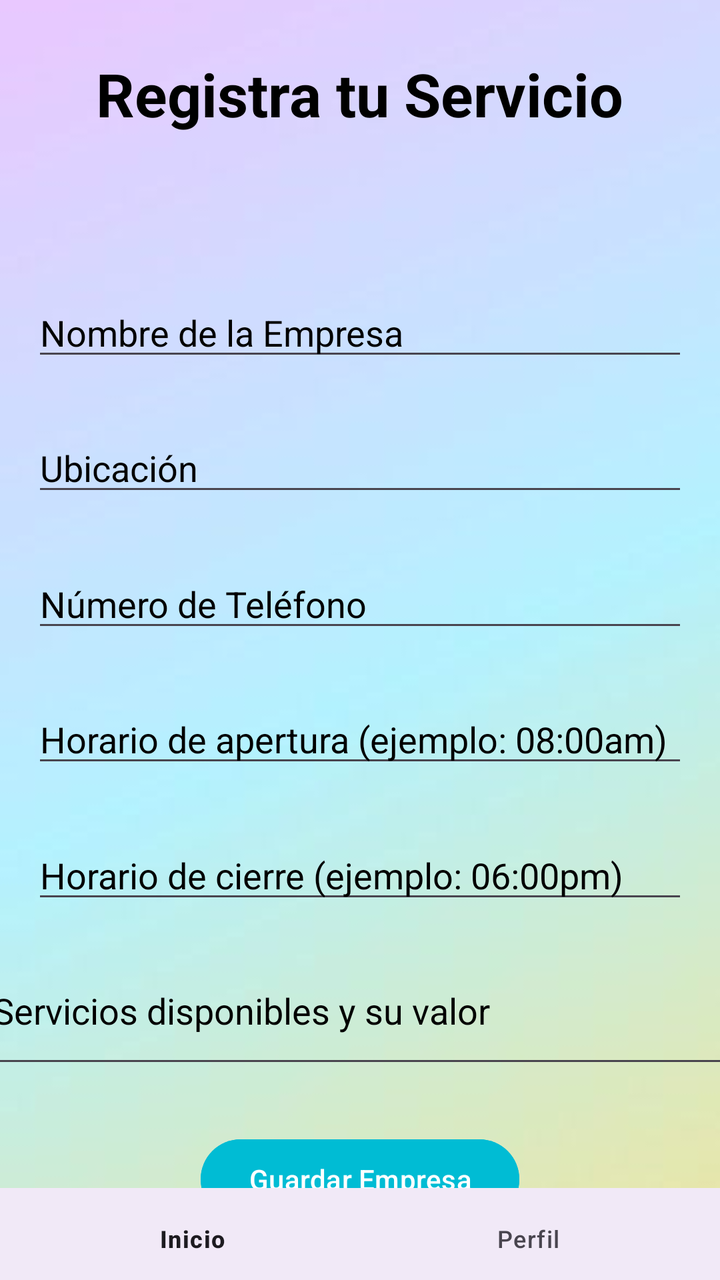
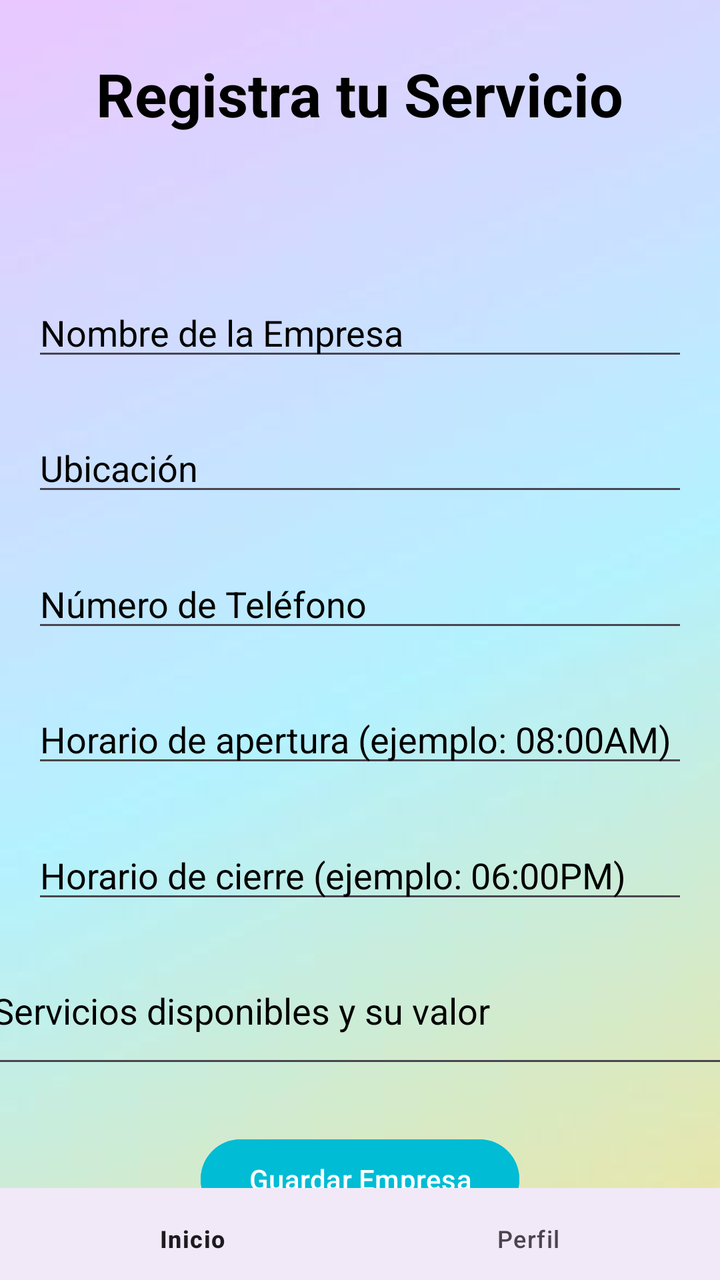

Before-and-after screenshots of an Android layout around one commit, followed by the original layout XML and the change that was made.
<!-- AndroidManifest.xml: application theme Theme.Appp -->
<!-- res/layout/activity_registro_servicio.xml -->
<?xml version="1.0" encoding="utf-8"?>
<androidx.constraintlayout.widget.ConstraintLayout
    xmlns:android="http://schemas.android.com/apk/res/android"
    xmlns:app="http://schemas.android.com/apk/res-auto"
    xmlns:tools="http://schemas.android.com/tools"
    android:id="@+id/registroServicio"
    android:layout_width="match_parent"
    android:layout_height="match_parent"
    tools:context=".RegistroServicio">

    
    <ImageView
        android:id="@+id/imageView"
        android:layout_width="0dp"
        android:layout_height="0dp"
        android:scaleType="centerCrop"
        app:layout_constraintBottom_toBottomOf="parent"
        app:layout_constraintEnd_toEndOf="parent"
        app:layout_constraintHorizontal_bias="0.0"
        app:layout_constraintStart_toStartOf="parent"
        app:layout_constraintTop_toTopOf="parent"
        app:layout_constraintVertical_bias="0.0"
        app:srcCompat="@drawable/bdd4666fdcba42069e53862f98720581"
        tools:ignore="MissingConstraints" />

    <TextView
        android:id="@+id/textViewTitulo"
        android:layout_width="wrap_content"
        android:layout_height="wrap_content"
        android:text="Registra tu Servicio"
        android:textColor="#000000"
        android:textSize="30sp"
        android:textStyle="bold"
        app:layout_constraintBottom_toTopOf="@+id/spinnerCategoria"
        app:layout_constraintEnd_toEndOf="parent"
        app:layout_constraintStart_toStartOf="parent"
        app:layout_constraintTop_toTopOf="parent"
        app:layout_constraintVertical_bias="0.2" />

    
    <Spinner
        android:id="@+id/spinnerCategoria"
        android:layout_width="0dp"
        android:layout_height="wrap_content"
        android:layout_marginStart="16dp"
        android:layout_marginEnd="16dp"
        app:layout_constraintBottom_toTopOf="@+id/editTextEmpresaNombre"
        app:layout_constraintEnd_toEndOf="parent"
        app:layout_constraintStart_toStartOf="parent"
        app:layout_constraintTop_toBottomOf="@id/textViewTitulo" />

    
    <EditText
        android:id="@+id/editTextEmpresaNombre"
        android:layout_width="0dp"
        android:layout_height="wrap_content"
        android:layout_marginEnd="16dp"
        android:layout_marginStart="16dp"
        android:hint="Nombre de la Empresa"
        android:textColorHint="@color/black"
        app:layout_constraintBottom_toTopOf="@+id/editTextUbicacion"
        app:layout_constraintEnd_toEndOf="parent"
        app:layout_constraintStart_toStartOf="parent"
        app:layout_constraintTop_toBottomOf="@id/spinnerCategoria" />

    <EditText
        android:id="@+id/editTextUbicacion"
        android:layout_width="0dp"
        android:layout_height="wrap_content"
        android:layout_marginEnd="16dp"
        android:layout_marginStart="16dp"
        android:hint="Ubicación"
        android:textColorHint="@color/black"
        app:layout_constraintBottom_toTopOf="@+id/editTextTelefono"
        app:layout_constraintEnd_toEndOf="parent"
        app:layout_constraintStart_toStartOf="parent"
        app:layout_constraintTop_toBottomOf="@id/editTextEmpresaNombre" />

    <EditText
        android:id="@+id/editTextTelefono"
        android:layout_width="0dp"
        android:layout_height="wrap_content"
        android:layout_marginEnd="16dp"
        android:layout_marginStart="16dp"
        android:hint="Número de Teléfono"
        android:textColorHint="@color/black"
        app:layout_constraintBottom_toTopOf="@+id/editTextHorarioApertura"
        app:layout_constraintEnd_toEndOf="parent"
        app:layout_constraintStart_toStartOf="parent"
        app:layout_constraintTop_toBottomOf="@id/editTextUbicacion" />

    <EditText
        android:id="@+id/editTextHorarioApertura"
        android:layout_width="0dp"
        android:layout_height="wrap_content"
        android:layout_marginEnd="16dp"
        android:layout_marginStart="16dp"
        android:hint="Horario de apertura (ejemplo: 08:00am)"
        android:inputType="text"
        android:textColorHint="@color/black"
        app:layout_constraintBottom_toTopOf="@+id/editTextHorarioCierre"
        app:layout_constraintEnd_toEndOf="parent"
        app:layout_constraintStart_toStartOf="parent"
        app:layout_constraintTop_toBottomOf="@id/editTextTelefono" />

    <EditText
        android:id="@+id/editTextHorarioCierre"
        android:layout_width="0dp"
        android:layout_height="wrap_content"
        android:layout_marginEnd="16dp"
        android:layout_marginStart="16dp"
        android:hint="Horario de cierre (ejemplo: 06:00pm)"
        android:inputType="text"
        android:textColorHint="@color/black"
        app:layout_constraintBottom_toTopOf="@+id/editTextServicios"
        app:layout_constraintEnd_toEndOf="parent"
        app:layout_constraintStart_toStartOf="parent"
        app:layout_constraintTop_toBottomOf="@id/editTextHorarioApertura" />

    <EditText
        android:id="@+id/editTextServicios"
        android:layout_width="376dp"
        android:layout_height="56dp"
        android:layout_marginStart="16dp"
        android:layout_marginEnd="16dp"
        android:gravity="top|start"
        android:hint="Servicios disponibles y su valor"
        android:minHeight="100dp"
        android:textColorHint="@color/black"
        app:layout_constraintBottom_toTopOf="@+id/buttonGuardarEmpresa"
        app:layout_constraintEnd_toEndOf="parent"
        app:layout_constraintStart_toStartOf="parent"
        app:layout_constraintTop_toBottomOf="@id/editTextHorarioCierre" />

    
    <Button
        android:id="@+id/buttonGuardarEmpresa"
        android:layout_width="wrap_content"
        android:layout_height="wrap_content"
        android:backgroundTint="#00BCD4"
        android:text="Guardar Empresa"
        android:textColor="#FFFFFF"
        app:layout_constraintBottom_toBottomOf="parent"
        app:layout_constraintEnd_toEndOf="parent"
        app:layout_constraintStart_toStartOf="parent"
        app:layout_constraintTop_toBottomOf="@id/editTextServicios" />

    
    <com.google.android.material.bottomnavigation.BottomNavigationView
        android:id="@+id/bottomNavigationView"
        android:layout_width="445dp"
        android:layout_height="46dp"
        android:layout_alignParentBottom="true"
        android:background="?android:attr/windowBackground"
        app:layout_constraintBottom_toBottomOf="parent"
        app:layout_constraintEnd_toEndOf="parent"
        app:layout_constraintStart_toStartOf="parent"
        app:menu="@menu/bottom_menu" />

</androidx.constraintlayout.widget.ConstraintLayout>
<!-- resources referenced by this layout -->
<resources>
  <color name="black">#FF000000</color>
  <!-- drawable bdd4666fdcba42069e53862f98720581: jpg bitmap (drawable, 3754 bytes) -->
  <style name="Theme.Appp" parent="Base.Theme.Appp" />
  <style name="Base.Theme.Appp" parent="Theme.Material3.DayNight.NoActionBar">
          
          
      </style>
</resources>

<!-- the commit's change to res/layout/activity_registro_servicio.xml (unified diff, before → after) -->
@@ -49,7 +49,7 @@
         app:layout_constraintStart_toStartOf="parent"
         app:layout_constraintTop_toBottomOf="@id/textViewTitulo" />
 
-    
+
     <EditText
         android:id="@+id/editTextEmpresaNombre"
         android:layout_width="0dp"
@@ -95,7 +95,7 @@
         android:layout_height="wrap_content"
         android:layout_marginEnd="16dp"
         android:layout_marginStart="16dp"
-        android:hint="Horario de apertura (ejemplo: 08:00am)"
+        android:hint="Horario de apertura (ejemplo: 08:00AM)"
         android:inputType="text"
         android:textColorHint="@color/black"
         app:layout_constraintBottom_toTopOf="@+id/editTextHorarioCierre"
@@ -109,7 +109,7 @@
         android:layout_height="wrap_content"
         android:layout_marginEnd="16dp"
         android:layout_marginStart="16dp"
-        android:hint="Horario de cierre (ejemplo: 06:00pm)"
+        android:hint="Horario de cierre (ejemplo: 06:00PM)"
         android:inputType="text"
         android:textColorHint="@color/black"
         app:layout_constraintBottom_toTopOf="@+id/editTextServicios"
@@ -145,7 +145,7 @@
         app:layout_constraintStart_toStartOf="parent"
         app:layout_constraintTop_toBottomOf="@id/editTextServicios" />
 
-    
+
     <com.google.android.material.bottomnavigation.BottomNavigationView
         android:id="@+id/bottomNavigationView"
         android:layout_width="445dp"
